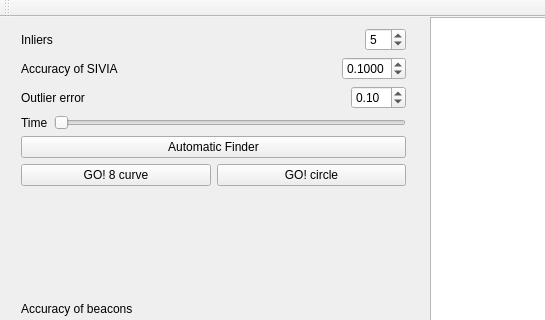
The window that mainwindow.ui (qbrefort/Qinter) describes before a commit, drawn with Qt 5; both pictures show x 0 to 545 and y 0 to 320 of the 858 by 506 pixel window.
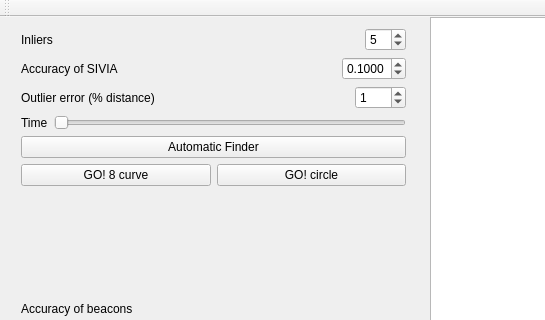
The same window after the commit.

Commit message: Error on distance beacon now in percent. We can notice the difference between the real position and the found by SIVIA

```diff
--- a/mainwindow.ui
+++ b/mainwindow.ui
@@ -109,7 +109,7 @@
        <item>
         <widget class="QLabel" name="label_Epsilon_6">
          <property name="text">
-          <string>Outlier error</string>
+          <string>Outlier error (% distance)</string>
          </property>
         </widget>
        </item>
@@ -132,19 +132,19 @@
           <locale language="English" country="UnitedStates"/>
          </property>
          <property name="decimals">
-          <number>2</number>
+          <number>0</number>
          </property>
          <property name="minimum">
-          <double>-1.000000000000000</double>
+          <double>-100.000000000000000</double>
          </property>
          <property name="maximum">
-          <double>1.000000000000000</double>
+          <double>100.000000000000000</double>
          </property>
          <property name="singleStep">
           <double>0.050000000000000</double>
          </property>
          <property name="value">
-          <double>0.100000000000000</double>
+          <double>1.000000000000000</double>
          </property>
         </widget>
        </item>
```
Left out of the diff: 2 changed lines with no effect on the pictures. The commit also changes 2 other files.
